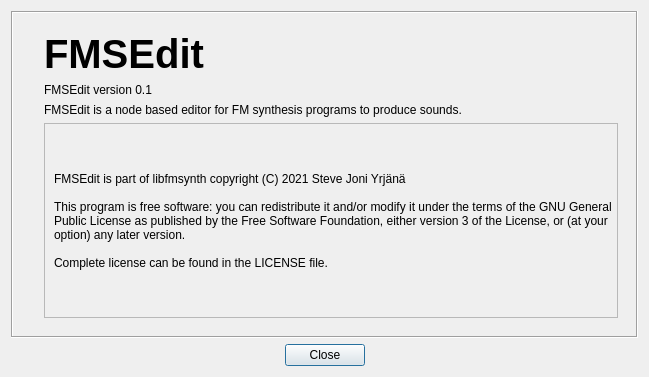
This is src/UiHelpAbout.ui in Peanhua/libfmsynth as Qt 5 draws it before an edit. The edited form follows.
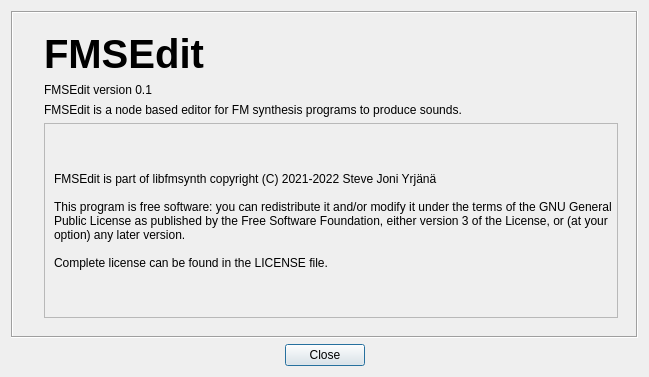
This is the edited form. Icons and pictures are not drawn.

Commit message: Updated copyright years.

Diff of the .ui file:
```diff
--- a/src/UiHelpAbout.ui
+++ b/src/UiHelpAbout.ui
@@ -106,7 +106,7 @@
              <item>
               <widget class="QLabel" name="label_4">
                <property name="text">
-                <string>FMSEdit is part of libfmsynth copyright (C) 2021 Steve Joni Yrjänä &lt;joniyrjana@gmail.com&gt;
+                <string>FMSEdit is part of libfmsynth copyright (C) 2021-2022 Steve Joni Yrjänä &lt;joniyrjana@gmail.com&gt;
 
 This program is free software: you can redistribute it and/or modify it under the terms of the GNU General Public License as published by the Free Software Foundation, either version 3 of the License, or (at your option) any later version.
 
```
The commit also changes 108 other files.
